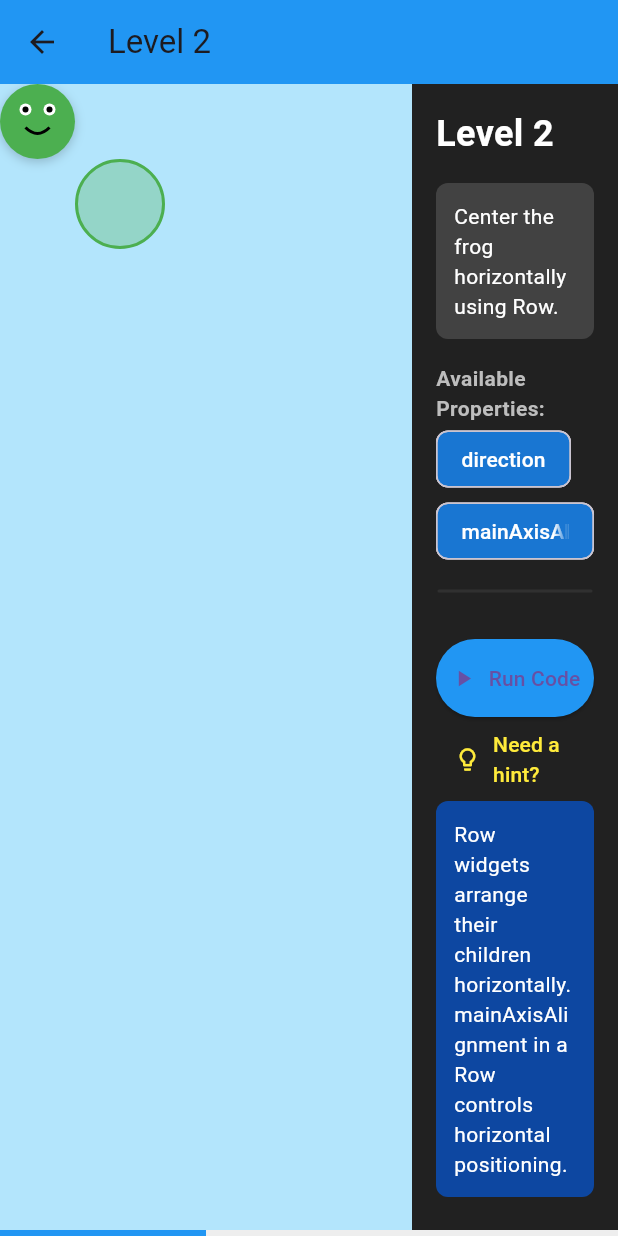
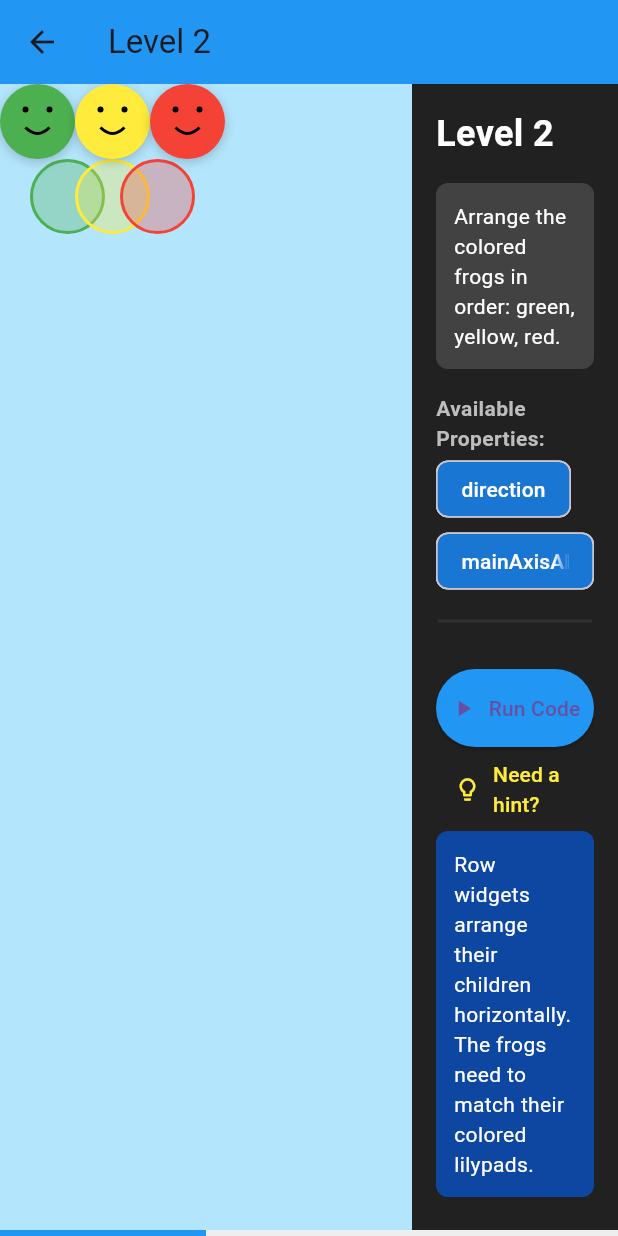
Before and after one commit to alexandrefscampos/tcc, a Flutter app: the screen it shows after launch, after a tap on an icon or button, on a phone screen of 412 x 824 dp. Run offline on Flutter 3.47's test engine with Material 3 defaults, Android fonts, the phone set to English and light mode, and no system bars.

Commit message:
adding color feature

```diff
--- a/lib/data/levels.dart
+++ b/lib/data/levels.dart
@@ -4,9 +4,9 @@ final levels = [
   Level(
     number: 1,
     instructions:
-        'Center the frog vertically using Column and mainAxisAlignment.',
-    targetPositions: [Position(x: 50, y: 50)],
-    initialPositions: [Position(x: 0, y: 0)],
+        'Center the green frog vertically using Column and mainAxisAlignment.',
+    targetPositions: [Position(x: 50, y: 50, color: FrogColor.green)],
+    initialPositions: [Position(x: 0, y: 0, color: FrogColor.green)],
     allowedProperties: ['direction', 'mainAxisAlignment'],
     preBuiltCode: '''column(
   mainAxisAlignment: start,
@@ -22,21 +22,29 @@ final levels = [
   ),
   Level(
     number: 2,
-    instructions: 'Center the frog horizontally using Row.',
-    targetPositions: [Position(x: 50, y: 50)],
-    initialPositions: [Position(x: 0, y: 50)],
+    instructions: 'Arrange the colored frogs in order: green, yellow, red.',
+    targetPositions: [
+      Position(x: 20, y: 50, color: FrogColor.green),
+      Position(x: 50, y: 50, color: FrogColor.yellow),
+      Position(x: 80, y: 50, color: FrogColor.red),
+    ],
+    initialPositions: [
+      Position(x: 0, y: 0, color: FrogColor.green),
+      Position(x: 0, y: 0, color: FrogColor.yellow),
+      Position(x: 0, y: 0, color: FrogColor.red),
+    ],
     allowedProperties: ['direction', 'mainAxisAlignment'],
     preBuiltCode: '''row(
   mainAxisAlignment: start,
-  children: [frog()]
+  children: [frog(), frog(), frog()]
 )''',
     expectedSolution: '''row(
-  mainAxisAlignment: center,
-  children: [frog()]
+  mainAxisAlignment: spaceEvenly,
+  children: [frog(), frog(), frog()]
 )''',
-    hint: 'Row widgets arrange items horizontally. Try centering it!',
+    hint: 'Use spaceEvenly to distribute the frogs equally',
     explanation:
-        'Row widgets arrange their children horizontally. mainAxisAlignment in a Row controls horizontal positioning.',
+        'Row widgets arrange their children horizontally. The frogs need to match their colored lilypads.',
   ),
   Level(
     number: 3,
--- a/lib/models/level.dart
+++ b/lib/models/level.dart
@@ -1,3 +1,9 @@
+enum FrogColor {
+  green,
+  yellow,
+  red,
+}
+
 class Level {
   final int number;
   final String instructions;
@@ -26,12 +32,14 @@ class Position {
   final double x; // Now represents percentage (0-100)
   final double y; // Now represents percentage (0-100)
   final bool isPercentage; // Flag to determine if position is percentage-based
+  final FrogColor color;
 
-  Position(
-      {required this.x,
-      required this.y,
-      this.isPercentage = true // Default to percentage-based positioning
-      });
+  Position({
+    required this.x,
+    required this.y,
+    this.isPercentage = true, // Default to percentage-based positioning
+    this.color = FrogColor.green,
+  });
 
   // Helper method to get actual position based on container size
   Position getPixelPosition(double containerWidth, double containerHeight) {
@@ -39,7 +47,8 @@ class Position {
       return Position(
           x: (x * containerWidth) / 100,
           y: (y * containerHeight) / 100,
-          isPercentage: false);
+          isPercentage: false,
+          color: color);
     }
     return this;
   }
--- a/lib/widgets/game_area.dart
+++ b/lib/widgets/game_area.dart
@@ -23,7 +23,9 @@ class GameArea extends StatelessWidget {
           ...level.targetPositions.map((position) => Positioned(
                 left: position.x,
                 top: position.y,
-                child: const LilyPad(),
+                child: LilyPad(
+                  color: position.color,
+                ),
               )),
 
           // User's layout container
@@ -32,7 +34,9 @@ class GameArea extends StatelessWidget {
               userInput,
               List.generate(
                 level.initialPositions.length,
-                (index) => const Frog(),
+                (index) => Frog(
+                  color: level.initialPositions[index].color,
+                ),
               ),
             ),
           ),
--- a/lib/widgets/game_components.dart
+++ b/lib/widgets/game_components.dart
@@ -1,13 +1,14 @@
 import 'package:flutter/material.dart';
+import 'package:tcc2/models/level.dart';
 
 class Frog extends StatelessWidget {
+  final FrogColor color;
   final double size;
-  final Color color;
 
   const Frog({
     super.key,
+    required this.color,
     this.size = 50,
-    this.color = Colors.green,
   });
 
   @override
@@ -16,7 +17,7 @@ class Frog extends StatelessWidget {
       width: size,
       height: size,
       decoration: BoxDecoration(
-        color: color,
+        color: _getColor(),
         shape: BoxShape.circle,
         boxShadow: [
           BoxShadow(
@@ -29,21 +30,32 @@ class Frog extends StatelessWidget {
       child: Center(
         child: CustomPaint(
           size: Size(size * 0.8, size * 0.8),
-          painter: FrogFacePainter(),
+          painter: FrogFacePainter(color: _getColor()),
         ),
       ),
     );
   }
+
+  Color _getColor() {
+    switch (color) {
+      case FrogColor.green:
+        return Colors.green;
+      case FrogColor.yellow:
+        return Colors.yellow;
+      case FrogColor.red:
+        return Colors.red;
+    }
+  }
 }
 
 class LilyPad extends StatelessWidget {
+  final FrogColor color;
   final double size;
-  final Color color;
 
   const LilyPad({
     super.key,
-    this.size = 60,
-    this.color = Colors.green,
+    required this.color,
+    this.size = 50,
   });
 
   @override
@@ -52,22 +64,39 @@ class LilyPad extends StatelessWidget {
       width: size,
       height: size,
       decoration: BoxDecoration(
-        color: color.withOpacity(0.3),
+        color: _getColor().withOpacity(0.3),
         shape: BoxShape.circle,
         border: Border.all(
-          color: color,
+          color: _getColor(),
           width: 2,
         ),
       ),
     );
   }
+
+  Color _getColor() {
+    switch (color) {
+      case FrogColor.green:
+        return Colors.green;
+      case FrogColor.yellow:
+        return Colors.yellow;
+      case FrogColor.red:
+        return Colors.red;
+    }
+  }
 }
 
 class FrogFacePainter extends CustomPainter {
+  final Color color;
+
+  const FrogFacePainter({
+    required this.color,
+  });
+
   @override
   void paint(Canvas canvas, Size size) {
     final paint = Paint()
-      ..color = Colors.white
+      ..color = color
       ..style = PaintingStyle.fill;
 
     // Draw eyes
```
Also changed, not shown: lib/widgets/animated_frog.dart (deleted, +0 -75 lines).
